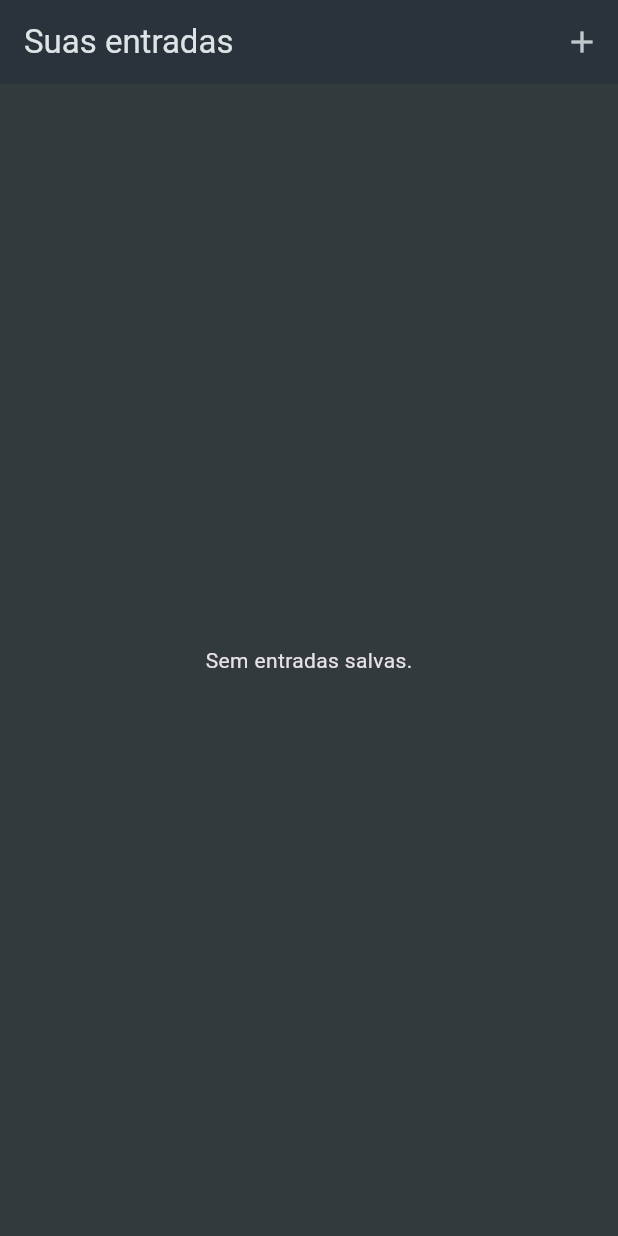
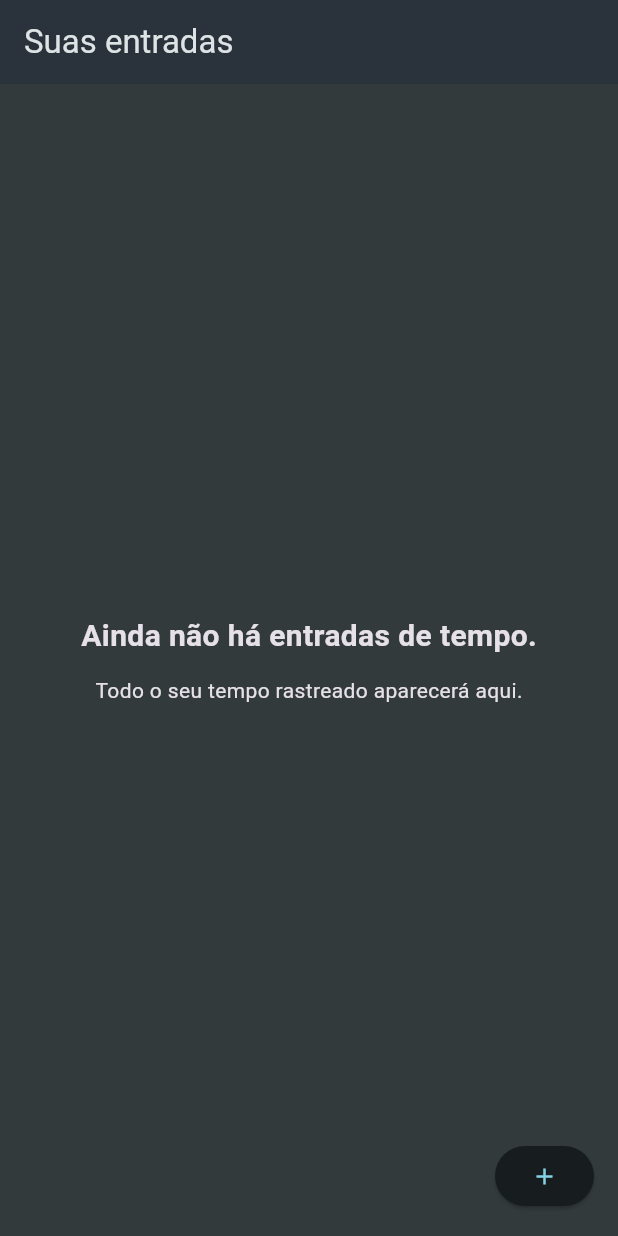
Before and after one commit to Overdrive-Internal-Product-Team/overtimer-mobile, a Flutter app: the screen it shows after launch, on a phone screen of 412 x 824 dp. Run offline on Flutter 3.47's test engine with Material 3 defaults, Android fonts, the light colour scheme and no system bars; our stand-ins replace mask_text_input_formatter.

Commit message:
adding floating button

```diff
--- a/lib/screens/interval_list.dart
+++ b/lib/screens/interval_list.dart
@@ -35,7 +35,20 @@ class _IntervalListScreenState extends State<IntervalListScreen> {
 
   @override
   Widget build(BuildContext context) {
-    Widget content = const Center(child: Text('Sem entradas salvas.'));
+    Widget content = const Center(
+        child: Column(
+      mainAxisAlignment: MainAxisAlignment.center,
+      children: [
+        Text(
+          'Ainda não há entradas de tempo.',
+          style: TextStyle(fontSize: 20, fontWeight: FontWeight.bold),
+        ),
+        SizedBox(
+          height: 12,
+        ),
+        Text('Todo o seu tempo rastreado aparecerá aqui.'),
+      ],
+    ));
 
     if (_intervalListScreen.isNotEmpty) {
       content = ListView.builder(
@@ -56,12 +69,12 @@ class _IntervalListScreenState extends State<IntervalListScreen> {
     }
 
     return Scaffold(
-        appBar: AppBar(
-          title: const Text('Suas entradas'),
-          actions: [
-            IconButton(onPressed: _addItem, icon: const Icon(Icons.add))
-          ],
-        ),
-        body: content);
+      appBar: AppBar(
+        title: const Text('Suas entradas'),
+      ),
+      body: content,
+      floatingActionButton:
+          ElevatedButton(onPressed: _addItem, child: const Icon(Icons.add)),
+    );
   }
 }
--- a/lib/screens/new_interval_item.dart
+++ b/lib/screens/new_interval_item.dart
@@ -1,5 +1,6 @@
 import 'package:flutter/material.dart';
 import 'package:overtimer_mobile/models/interval_item.dart';
+import 'package:mask_text_input_formatter/mask_text_input_formatter.dart';
 
 class NewIntervalItem extends StatefulWidget {
   const NewIntervalItem({super.key});
@@ -17,6 +18,11 @@ class _NewIntervalItemState extends State<NewIntervalItem> {
   var _enteredEndDate = '';
   // var _enteredStartDate = new DateTime();
   // var _enteredEndDate = new DateTime();
+
+  var maskFormatter = MaskTextInputFormatter(
+      mask: '##:##',
+      filter: {"#": RegExp(r'[0-9]')},
+      type: MaskAutoCompletionType.lazy);
 
   void _saveItem() {
     if (_formKey.currentState!.validate()) {
@@ -70,6 +76,7 @@ class _NewIntervalItemState extends State<NewIntervalItem> {
                       decoration: const InputDecoration(
                         label: Text('Inicio'),
                       ),
+                      inputFormatters: [maskFormatter],
                       validator: (value) {
                         if (value == null ||
                             value.isEmpty ||
--- a/pubspec.yaml
+++ b/pubspec.yaml
@@ -35,6 +35,7 @@ dependencies:
   # The following adds the Cupertino Icons font to your application.
   # Use with the CupertinoIcons class for iOS style icons.
   cupertino_icons: ^1.0.2
+  mask_text_input_formatter: ^2.7.0
 
 dev_dependencies:
   flutter_test:
```
Also changed, not shown: pubspec.lock.
